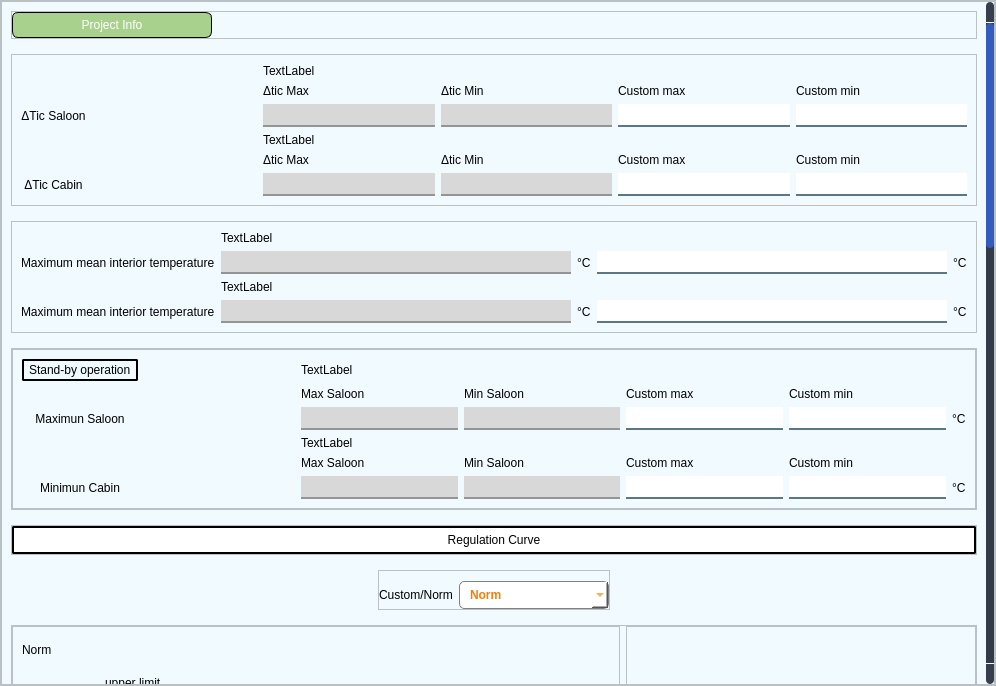
Above: ui/ui_files/custom_interior.ui from ali7haider/railway-automation-system before the change. Below: the same form after it.
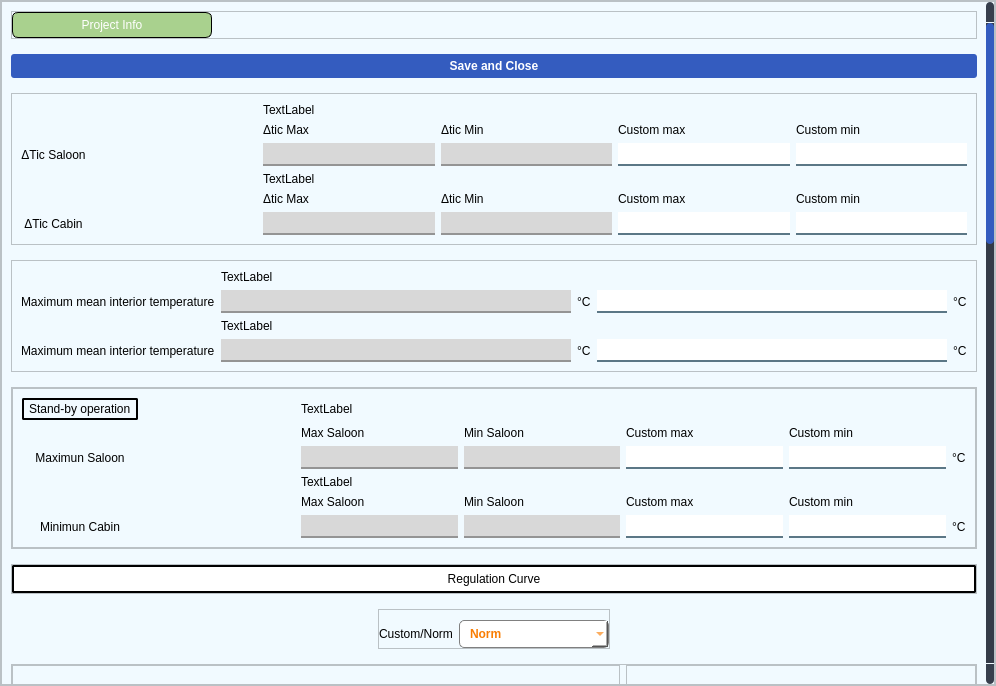
That is the form after the change. Icons and pictures are not drawn.

Commit message: Add custom value saving functionality and UI updates for interior conditions

```diff
--- a/ui/ui_files/custom_interior.ui
+++ b/ui/ui_files/custom_interior.ui
@@ -228,9 +228,9 @@
           <property name="geometry">
            <rect>
             <x>0</x>
-            <y>-492</y>
+            <y>0</y>
             <width>984</width>
-            <height>2096</height>
+            <height>2145</height>
            </rect>
           </property>
           <layout class="QVBoxLayout" name="verticalLayout_3">
@@ -299,6 +299,30 @@
              </layout>
             </widget>
            </item>
+           <item>
+            <widget class="QPushButton" name="btnSave">
+             <property name="styleSheet">
+              <string notr="true">QPushButton
+{
+background-color:#345CBF;
+color:white;
+border-radius:3px;
+font: 12pt &quot;Calibri&quot;;
+font-weight:bold;
+color:white;
+padding:5px;
+
+}
+QPushButton:hover
+{
+background-color:#1159A8;
+}</string>
+             </property>
+             <property name="text">
+              <string>Save and Close</string>
+             </property>
+            </widget>
+           </item>
            <item>
             <widget class="QFrame" name="frame_3">
              <property name="frameShape">
```
The commit also changes 2 other files.
